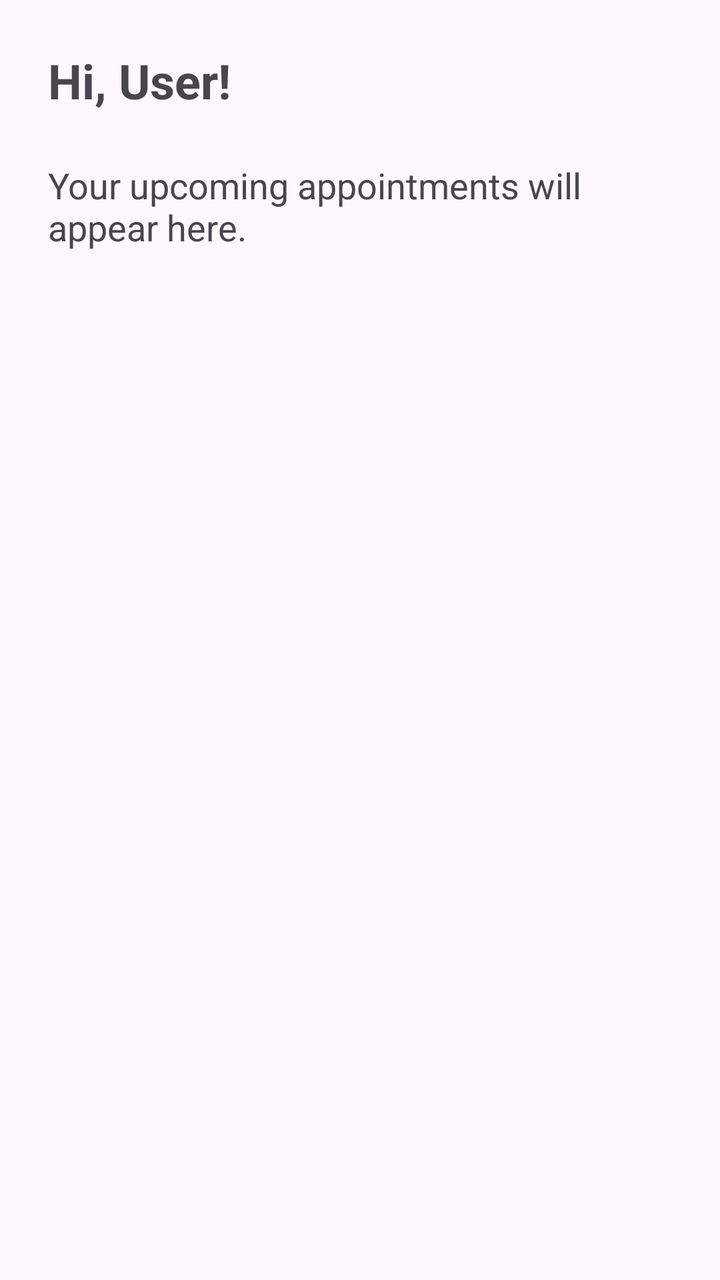
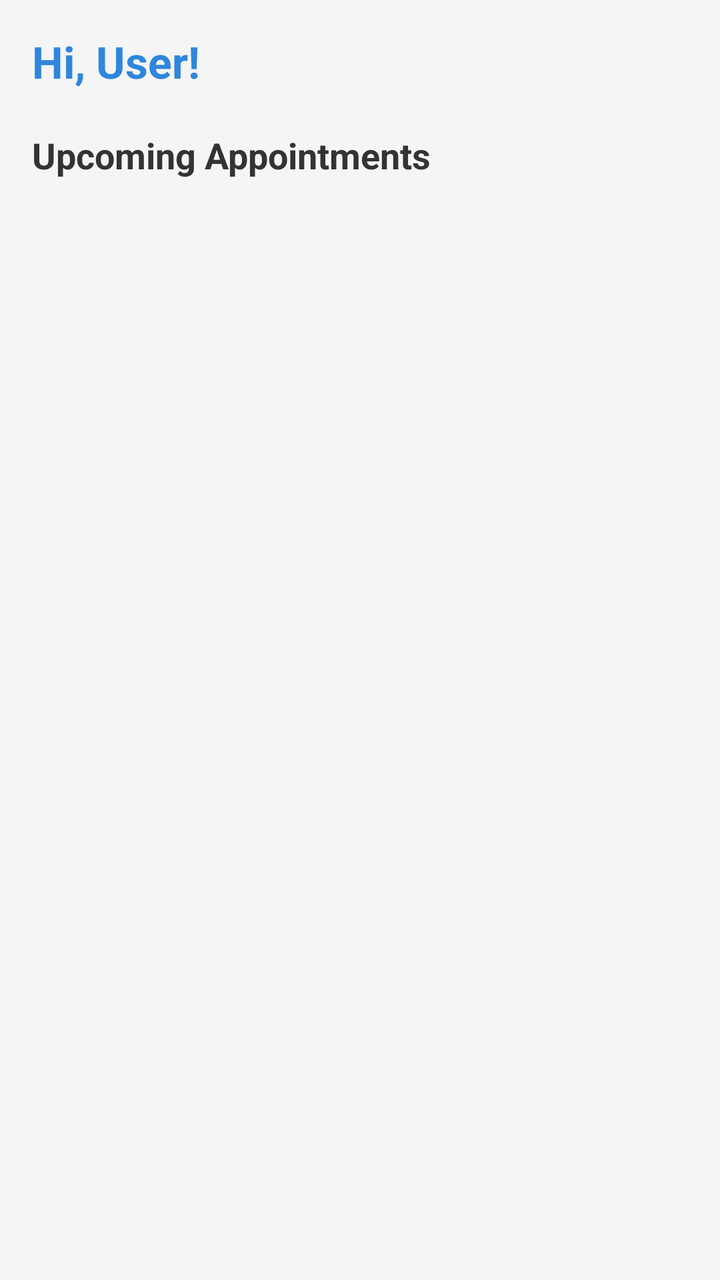

Two renders of the same Android screen: before a commit and after it. Below are the layout's source before the change and the commit's diff.
<!-- AndroidManifest.xml: application theme Theme.MediFind -->
<!-- res/layout/fragment_home.xml -->
<?xml version="1.0" encoding="utf-8"?>
<LinearLayout
    xmlns:android="http://schemas.android.com/apk/res/android"
    android:orientation="vertical"
    android:padding="24dp"
    android:layout_width="match_parent"
    android:layout_height="match_parent">

    <TextView
        android:id="@+id/greeting_text"
        android:layout_width="wrap_content"
        android:layout_height="wrap_content"
        android:text="Hi, User!"
        android:textSize="24sp"
        android:textStyle="bold"/>

    <TextView
        android:id="@+id/appointments_text"
        android:layout_width="wrap_content"
        android:layout_height="wrap_content"
        android:layout_marginTop="24dp"
        android:text="Your upcoming appointments will appear here."
        android:textSize="18sp"/>

</LinearLayout>
<!-- resources referenced by this layout -->
<resources>
  <style name="Theme.MediFind" parent="Base.Theme.MediFind" />
  <style name="Base.Theme.MediFind" parent="Theme.Material3.DayNight.NoActionBar">
          
          
      </style>
</resources>

<!-- the commit's change to res/layout/fragment_home.xml (unified diff, before → after) -->
@@ -1,25 +1,41 @@
-<?xml version="1.0" encoding="utf-8"?>
 <LinearLayout
     xmlns:android="http://schemas.android.com/apk/res/android"
     android:orientation="vertical"
-    android:padding="24dp"
+    android:padding="16dp"
     android:layout_width="match_parent"
-    android:layout_height="match_parent">
+    android:layout_height="match_parent"
+    android:background="#F5F5F5">
 
     <TextView
         android:id="@+id/greeting_text"
-        android:layout_width="wrap_content"
+        android:layout_width="match_parent"
         android:layout_height="wrap_content"
         android:text="Hi, User!"
-        android:textSize="24sp"
-        android:textStyle="bold"/>
+        android:textSize="22sp"
+        android:textStyle="bold"
+        android:textColor="#2E86DE"
+        android:paddingBottom="8dp" />
 
     <TextView
-        android:id="@+id/appointments_text"
-        android:layout_width="wrap_content"
+        android:layout_width="match_parent"
         android:layout_height="wrap_content"
-        android:layout_marginTop="24dp"
-        android:text="Your upcoming appointments will appear here."
-        android:textSize="18sp"/>
+        android:text="Upcoming Appointments"
+        android:textSize="18sp"
+        android:textStyle="bold"
+        android:textColor="#333333"
+        android:paddingTop="12dp"
+        android:paddingBottom="8dp" />
 
+    <ScrollView
+        android:layout_width="match_parent"
+        android:layout_height="0dp"
+        android:layout_weight="1">
+
+        <LinearLayout
+            android:id="@+id/appointment_container"
+            android:orientation="vertical"
+            android:layout_width="match_parent"
+            android:layout_height="wrap_content"
+            android:paddingBottom="16dp" />
+    </ScrollView>
 </LinearLayout>
